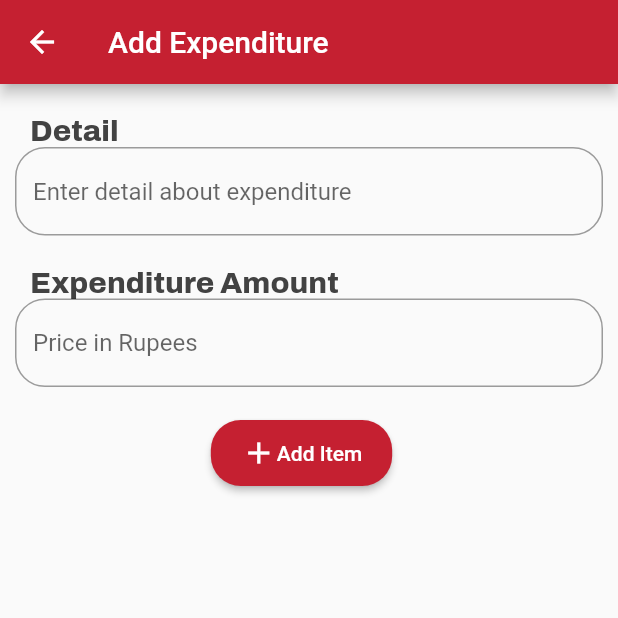
After one commit to Dhruv80576/Cafe_Billing, a Flutter app: the Add_expenditure screen opened directly, on a phone screen of 412 x 824 dp, the top half of it. The commit adds this screen. Run offline on Flutter 3.47's test engine with Material 2 defaults, Android fonts, the phone set to English and light mode, and no system bars; our stand-ins replace dotted_border, google_fonts, sqflite, sqflite_common_ffi; accounts and stored records are empty.

Commit message:
windows configuration for database done.

```diff
--- /dev/null
+++ b/lib/Model/expenditure_model.dart
@@ -0,0 +1,14 @@
+class Expenditure {
+  final String name;
+  final int amount;
+  final int id;
+
+  Expenditure({required this.name, required this.amount, required this.id});
+  Map<String, dynamic> toMap() {
+    return {
+      'id': id,
+      'name': name,
+      'amount': amount
+    };
+  }
+}
--- /dev/null
+++ b/lib/Pages/Addexpenditure.dart
@@ -0,0 +1,211 @@
+import 'dart:io';
+
+import 'package:cafeapp/Model/expenditure_model.dart';
+import 'package:cafeapp/Pages/Additem.dart';
+import 'package:cafeapp/Pages/HomePage.dart';
+import 'package:cafeapp/Services/retreive_expenditure.dart';
+import 'package:flutter/material.dart';
+import 'package:google_fonts/google_fonts.dart';
+import 'package:path/path.dart';
+import 'package:path_provider/path_provider.dart';
+import 'package:sqflite_common_ffi/sqflite_ffi.dart';
+class Add_expenditure extends StatefulWidget {
+  const Add_expenditure({Key? key}) : super(key: key);
+  @override
+  State<Add_expenditure> createState() => _Add_expenditureState();
+}
+
+class _Add_expenditureState extends State<Add_expenditure> {
+  String name="";
+  int amount=0;
+  int id=0;
+  @override
+  void initState() {
+    // TODO: implement initState
+    super.initState();
+    get_data();
+  }
+  @override
+  Widget build(BuildContext context) {
+    return Scaffold(
+      appBar: AppBar(
+        backgroundColor: Color(0xffC52031),
+        title: Text('Add Expenditure'),
+      ),
+      body: Container(
+        width: double.infinity,
+        child: Column(
+          children: [
+            SizedBox(
+              height: 10,
+            ),
+            Container(
+                child: Text(
+                  "Detail",
+                  style: GoogleFonts.archivo(
+                      color: Colors.grey.shade800,
+                      fontSize: 20,
+                      fontWeight: FontWeight.w800),
+                ),
+                margin: EdgeInsets.fromLTRB(20, 10, 10, 0),
+                alignment: Alignment.bottomLeft),
+            Container(
+              child: TextField(
+                decoration: InputDecoration(
+                    border: OutlineInputBorder(
+                        borderSide: BorderSide(
+                          width: 2,
+                          style: BorderStyle.solid,
+                        ),
+                        borderRadius: BorderRadius.all(Radius.circular(20))),
+                    focusedBorder: OutlineInputBorder(
+                        borderSide: BorderSide(
+                            color: Color(0xffC52031),
+                            width: 2,
+                            style: BorderStyle.solid),
+                        borderRadius: BorderRadius.all(Radius.circular(20))),
+                    hintText: "Enter detail about expenditure"),
+                onChanged: (value) => name = value,
+              ),
+              margin: EdgeInsets.fromLTRB(10, 0, 10, 10),
+            ),
+            Container(
+                child: Text(
+                  "Expenditure Amount",
+                  style: GoogleFonts.archivo(
+                      color: Colors.grey.shade800,
+                      fontSize: 20,
+                      fontWeight: FontWeight.w800),
+                ),
+                margin: EdgeInsets.fromLTRB(20, 10, 10, 0),
+                alignment: Alignment.bottomLeft),
+            Container(
+              child: TextField(
+                  keyboardType: TextInputType.number,
+                  onChanged: (value) => amount = int.parse(value),
+                  decoration: InputDecoration(
+                      border: OutlineInputBorder(
+                          borderSide: BorderSide(
+                            width: 2,
+                            style: BorderStyle.solid,
+                          ),
+                          borderRadius: BorderRadius.all(Radius.circular(20))),
+                      focusedBorder: OutlineInputBorder(
+                          borderSide: BorderSide(
+                              color: Color(0xffC52031),
+                              width: 2,
+                              style: BorderStyle.solid),
+                          borderRadius: BorderRadius.all(Radius.circular(20))),
+                      hintText: "Price in Rupees")),
+              margin: EdgeInsets.fromLTRB(10, 0, 10, 0),
+            ),
+            Container(
+              margin: EdgeInsets.fromLTRB(0, 20, 10, 0),
+              child: ElevatedButton(
+                style: ElevatedButton.styleFrom(
+                    backgroundColor: Color(0xffC52031),
+                    shape: RoundedRectangleBorder(
+                      borderRadius: BorderRadius.all(Radius.circular(20)),
+                    ),
+                    padding: EdgeInsets.all(10)),
+                onPressed: () {
+                  if (name != "" && amount != 0) {
+                    opendatabase(Expenditure(name: name, amount: amount, id: id));
+                    showDialog(
+                      context: context,
+                      builder: (context) {
+                        return Center(
+                          child: Container(
+                            width: 50,
+                            height: 50,
+                            child: CircularProgressIndicator(
+                              color: Color(0xffC52031),
+                            ),
+                          ),
+                        );
+                      },
+                    );
+                    Future.delayed(const Duration(seconds: 1), () {
+                      Navigator.pushAndRemoveUntil(
+                          context,
+                          MaterialPageRoute(
+                            builder: (context) => HomePage(),
+                          ),
+                              (route) => false);
+                    });
+                  } else {
+                    ScaffoldMessenger.of(context).showSnackBar(SnackBar(
+                        content: Text("None of the field can be empty.")));
+                  }
+                },
+                child: Container(
+                  padding: EdgeInsets.fromLTRB(10, 0, 10, 0),
+                  child: Row(
+                    mainAxisSize: MainAxisSize.min,
+                    children: [Icon(Icons.add), Text("Add Item")],
+                  ),
+                ),
+              ),
+              alignment: Alignment.bottomCenter,
+            )
+          ],
+        ),
+      ),
+    );
+  }
+  void opendatabase(expenditure) async {
+    WidgetsFlutterBinding.ensureInitialized();
+// Open the database and store the reference.
+    var db;
+    if (Platform.isWindows || Platform.isLinux) {
+      sqfliteFfiInit();
+      final databaseFactory = databaseFactoryFfi;
+      final appDocumentsDir = await getApplicationDocumentsDirectory();
+      final dbPath = join(appDocumentsDir.path, "databases", "expenditure_database.db");
+      final winLinuxDB = await databaseFactory.openDatabase(
+        dbPath,
+        options: OpenDatabaseOptions(
+          version: 1,
+          onCreate:(db, version) {
+            // Run the CREATE TABLE statement on the database.
+            return db.execute(
+              'CREATE TABLE expenditure(id INTEGER PRIMARY KEY, name TEXT, amount INTEGER)',
+            );
+          } ,
+        ),
+      );
+      db=winLinuxDB;
+      await db.insert(
+        'expenditure',
+        expenditure.toMap(),
+        conflictAlgorithm: ConflictAlgorithm.replace,
+      );
+      print("successfully saved");
+    } else if (Platform.isAndroid || Platform.isIOS) {
+      final documentsDirectory = await getApplicationDocumentsDirectory();
+      final path = join(documentsDirectory.path, "expenditure_database.db");
+      final iOSAndroidDB = await openDatabase(
+        path,
+        version: 1,
+        onCreate: (db, version) {
+          // Run the CREATE TABLE statement on the database.
+          return db.execute(
+            'CREATE TABLE expenditure(id INTEGER PRIMARY KEY, name TEXT, amount INTEGER)',
+          );
+        },
+      );
+      db=iOSAndroidDB;
+      await db.insert(
+        'expenditure',
+        expenditure.toMap(),
+        conflictAlgorithm: ConflictAlgorithm.replace,
+      );
+      print("successfully saved");
+    }
+  }
+
+  void get_data() async{
+    List<Expenditure> temp=await Retreive_expenditure().expenditures();
+    id=temp.length+1;
+  }
+}
--- a/lib/Pages/Additem.dart
+++ b/lib/Pages/Additem.dart
@@ -238,7 +238,7 @@ class _AddItemState extends State<AddItem> {
       insertBill(item, winLinuxDB);
     } else if (Platform.isAndroid || Platform.isIOS) {
       final documentsDirectory = await getApplicationDocumentsDirectory();
-      final path = join(documentsDirectory.path, "data.db");
+      final path = join(documentsDirectory.path, "menu_database.db");
       final iOSAndroidDB = await openDatabase(
           path,
           version: 1,
@@ -249,7 +249,6 @@ class _AddItemState extends State<AddItem> {
             );
           }
       );
-
       insertBill(item,iOSAndroidDB);
     }
     throw Exception("Unsupported platform"
--- /dev/null
+++ b/lib/Services/retreive_expenditure.dart
@@ -0,0 +1,75 @@
+import 'dart:io';
+
+import 'package:cafeapp/Model/expenditure_model.dart';
+import 'package:flutter/widgets.dart';
+import 'package:path/path.dart';
+import 'package:path_provider/path_provider.dart';
+import 'package:sqflite_common_ffi/sqflite_ffi.dart';
+
+class Retreive_expenditure{
+  Future<List<Expenditure>> expenditures() async {
+    WidgetsFlutterBinding.ensureInitialized();
+// Open the database and store the reference.
+    var db;
+    if (Platform.isWindows || Platform.isLinux) {
+      sqfliteFfiInit();
+      final databaseFactory = databaseFactoryFfi;
+      final appDocumentsDir = await getApplicationDocumentsDirectory();
+      final dbPath = join(appDocumentsDir.path, "databases", "expenditure_database.db");
+      final winLinuxDB = await databaseFactory.openDatabase(
+        dbPath,
+        options: OpenDatabaseOptions(
+          version: 1,
+          onCreate:(db, version) {
+            // Run the CREATE TABLE statement on the database.
+            return db.execute(
+              'CREATE TABLE expenditure(id INTEGER PRIMARY KEY, name TEXT, amount INTEGER)',
+            );
+          } ,
+        ),
+      );
+      db=winLinuxDB;
+    } else if (Platform.isAndroid || Platform.isIOS) {
+      final documentsDirectory = await getApplicationDocumentsDirectory();
+      final path = join(documentsDirectory.path, "expenditure_database.db");
+      final iOSAndroidDB = await openDatabase(
+        path,
+        version: 1,
+        onCreate: (db, version) {
+          // Run the CREATE TABLE statement on the database.
+          return db.execute(
+            'CREATE TABLE expenditure(id INTEGER PRIMARY KEY, name TEXT, amount INTEGER)',
+          );
+        },
+      );
+      db=iOSAndroidDB;
+    }
+    // final database = openDatabase(
+    //   // Set the path to the database. Note: Using the `join` function from the
+    //   // `path` package is best practice to ensure the path is correctly
+    //   // constructed for each platform.
+    //   join(await getDatabasesPath(), 'menu_database.db'),
+    //   onCreate: (db, version) {
+    //     // Run the CREATE TABLE statement on the database.
+    //     return db.execute(
+    //       'CREATE TABLE items(id INTEGER PRIMARY KEY, item_name TEXT, price INTEGER,quantity INTEGER)',
+    //     );
+    //   },
+    //   // Set the version. This executes the onCreate function and provides a
+    //   // path to perform database upgrades and downgrades.
+    //   version: 1,
+    // );
+    // // Get a reference to the database.
+    // final db = await database;
+    // Query the table for all The items.
+    final List<Map<String, dynamic>> maps = await db.query('expenditure');
+    // Convert the List<Map<String, dynamic> into a List<item>.
+    return List.generate(maps.length, (i) {
+      return Expenditure(
+          id: maps[i]['id'] as int,
+          name: maps[i]['name'] as String,
+          amount: maps[i]['amount'] as int,
+          );
+    });
+  }
+}
```
Also changed, not shown: lib/Pages/HomePage.dart (+80 -12 lines), lib/Pages/expenditure_page.dart (added, +108 -0 lines), lib/Pages/ledger_page.dart (added, +83 -0 lines), pubspec.yaml (+9 -0 lines), captures/Screenshot_20240120_151345.png (added), captures/Screenshot_20240120_153645.png (added), captures/Screenshot_20240120_175344.png (added), captures/Screenshot_20240120_175429.png (added), captures/Screenshot_20240120_175600.png (added), captures/Screenshot_20240120_175628.png (added), pubspec.lock, 4 other files.
